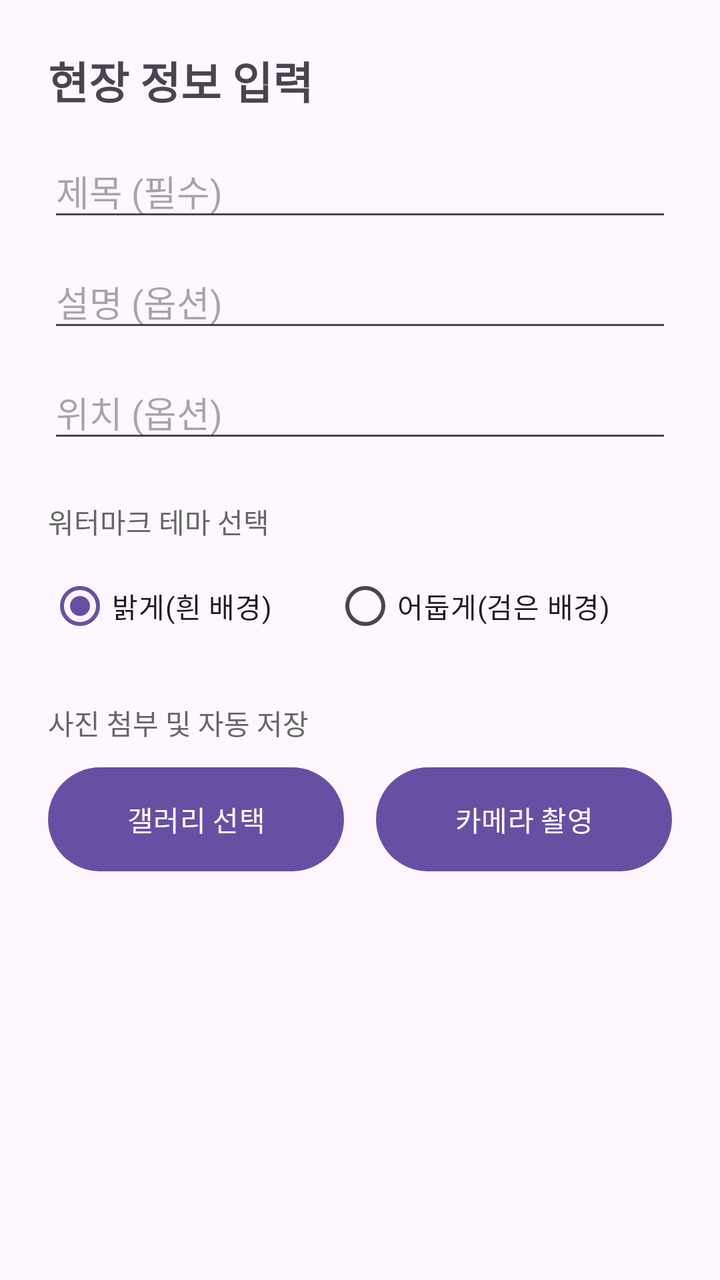
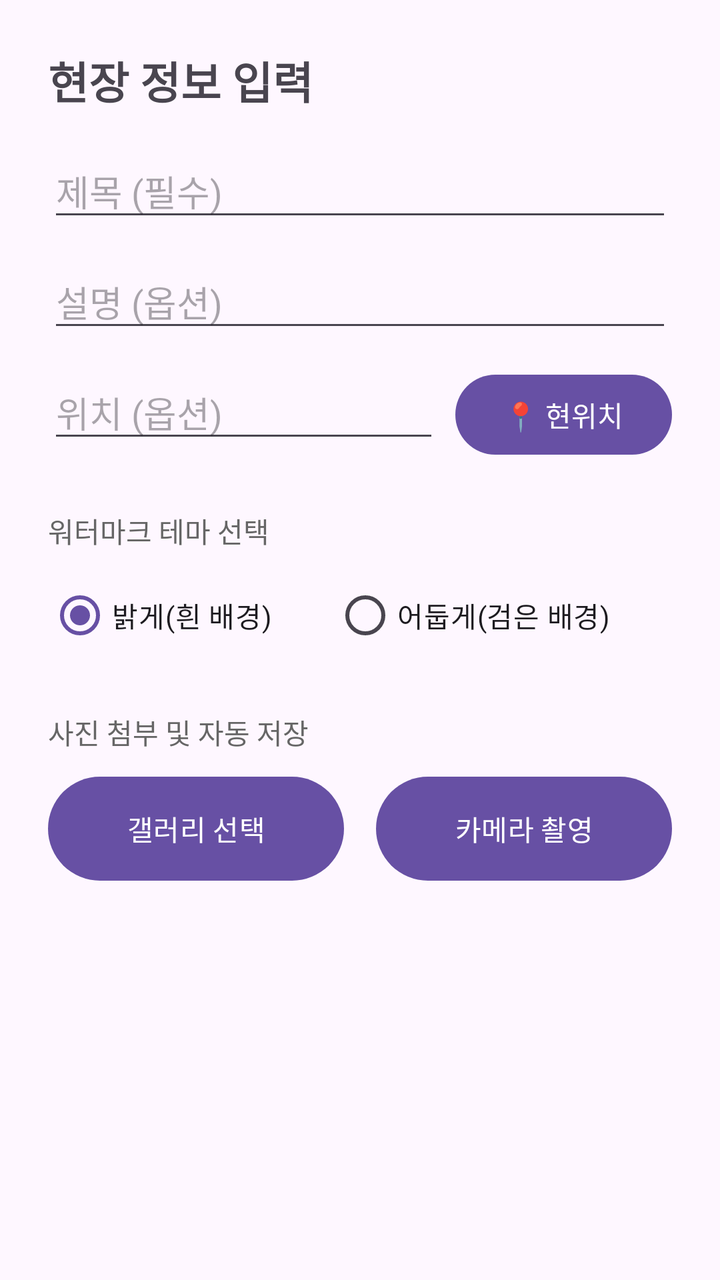

The first picture is an Android layout as it rendered before a commit; the second is the same layout after the commit. The layout source and the unified diff follow.
<!-- AndroidManifest.xml: application theme Theme.Siteboard -->
<!-- res/layout/activity_sub.xml -->
<?xml version="1.0" encoding="utf-8"?>
<FrameLayout xmlns:android="http://schemas.android.com/apk/res/android"
    android:layout_width="match_parent"
    android:layout_height="match_parent">

    <LinearLayout
        android:layout_width="match_parent"
        android:layout_height="match_parent"
        android:orientation="vertical"
        android:padding="24dp">

        <TextView
            android:layout_width="wrap_content"
            android:layout_height="wrap_content"
            android:text="현장 정보 입력"
            android:textSize="22sp"
            android:textStyle="bold"
            android:layout_marginBottom="16dp"/>

        <EditText android:id="@+id/etTitle" android:layout_width="match_parent" android:layout_height="wrap_content" android:layout_marginBottom="12dp" android:hint="제목 (필수)" />
        <EditText android:id="@+id/etDesc" android:layout_width="match_parent" android:layout_height="wrap_content" android:layout_marginBottom="12dp" android:hint="설명 (옵션)" />

        <EditText android:id="@+id/etLocation" android:layout_width="match_parent" android:layout_height="wrap_content" android:layout_marginBottom="24dp" android:hint="위치 (옵션)" />

        <TextView
            android:layout_width="wrap_content"
            android:layout_height="wrap_content"
            android:text="워터마크 테마 선택"
            android:textColor="#666666"
            android:layout_marginBottom="8dp"/>

        <RadioGroup
            android:id="@+id/rgTheme"
            android:layout_width="match_parent"
            android:layout_height="wrap_content"
            android:orientation="horizontal"
            android:layout_marginBottom="24dp">
            <RadioButton android:id="@+id/rbLight" android:layout_width="wrap_content" android:layout_height="wrap_content" android:text="밝게(흰 배경)" android:checked="true" android:layout_weight="1"/>
            <RadioButton android:id="@+id/rbDark" android:layout_width="wrap_content" android:layout_height="wrap_content" android:text="어둡게(검은 배경)" android:layout_weight="1"/>
        </RadioGroup>

        <TextView
            android:layout_width="wrap_content"
            android:layout_height="wrap_content"
            android:text="사진 첨부 및 자동 저장"
            android:textColor="#666666"
            android:layout_marginBottom="8dp"/>

        <LinearLayout
            android:layout_width="match_parent"
            android:layout_height="wrap_content"
            android:orientation="horizontal">
            <Button android:id="@+id/btnGallery" android:layout_width="0dp" android:layout_height="60dp" android:layout_weight="1" android:layout_marginEnd="8dp" android:text="갤러리 선택" />
            <Button android:id="@+id/btnCamera" android:layout_width="0dp" android:layout_height="60dp" android:layout_weight="1" android:layout_marginStart="8dp" android:text="카메라 촬영" />
        </LinearLayout>

    </LinearLayout>

    <LinearLayout
        android:id="@+id/layoutLoading"
        android:layout_width="match_parent"
        android:layout_height="match_parent"
        android:background="#88000000"
        android:gravity="center"
        android:orientation="vertical"
        android:visibility="gone"
        android:clickable="true"
        android:focusable="true">
        <ProgressBar android:layout_width="wrap_content" android:layout_height="wrap_content" />
        <TextView android:layout_width="wrap_content" android:layout_height="wrap_content" android:text="사진 합성 및 저장 중..." android:textColor="#FFFFFF" android:layout_marginTop="16dp"/>
    </LinearLayout>

</FrameLayout>
<!-- resources referenced by this layout -->
<resources>
  <style name="Theme.Siteboard" parent="Base.Theme.Siteboard" />
  <style name="Base.Theme.Siteboard" parent="Theme.Material3.DayNight.NoActionBar">
          
          
      </style>
</resources>

<!-- the commit's change to res/layout/activity_sub.xml (unified diff, before → after) -->
@@ -20,7 +20,26 @@
         <EditText android:id="@+id/etTitle" android:layout_width="match_parent" android:layout_height="wrap_content" android:layout_marginBottom="12dp" android:hint="제목 (필수)" />
         <EditText android:id="@+id/etDesc" android:layout_width="match_parent" android:layout_height="wrap_content" android:layout_marginBottom="12dp" android:hint="설명 (옵션)" />
 
-        <EditText android:id="@+id/etLocation" android:layout_width="match_parent" android:layout_height="wrap_content" android:layout_marginBottom="24dp" android:hint="위치 (옵션)" />
+        <LinearLayout
+            android:layout_width="match_parent"
+            android:layout_height="wrap_content"
+            android:orientation="horizontal"
+            android:layout_marginBottom="24dp">
+
+            <EditText
+                android:id="@+id/etLocation"
+                android:layout_width="0dp"
+                android:layout_height="wrap_content"
+                android:layout_weight="1"
+                android:hint="위치 (옵션)" />
+
+            <Button
+                android:id="@+id/btnGps"
+                android:layout_width="wrap_content"
+                android:layout_height="wrap_content"
+                android:text="📍 현위치"
+                android:layout_marginStart="8dp" />
+        </LinearLayout>
 
         <TextView
             android:layout_width="wrap_content"
